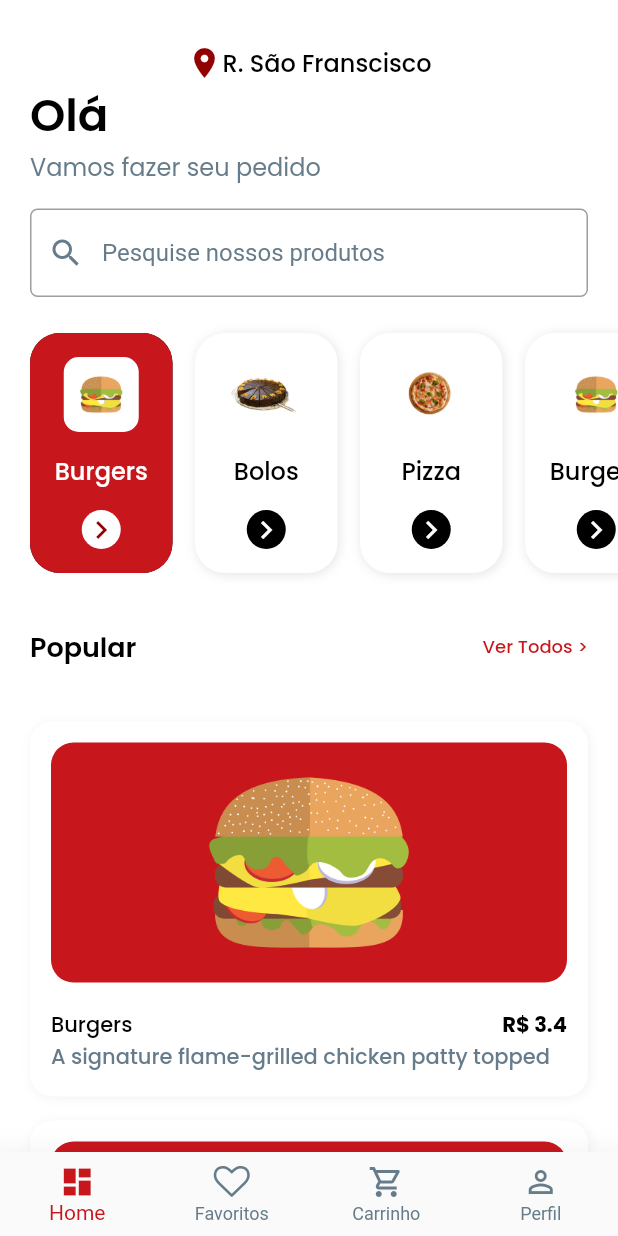
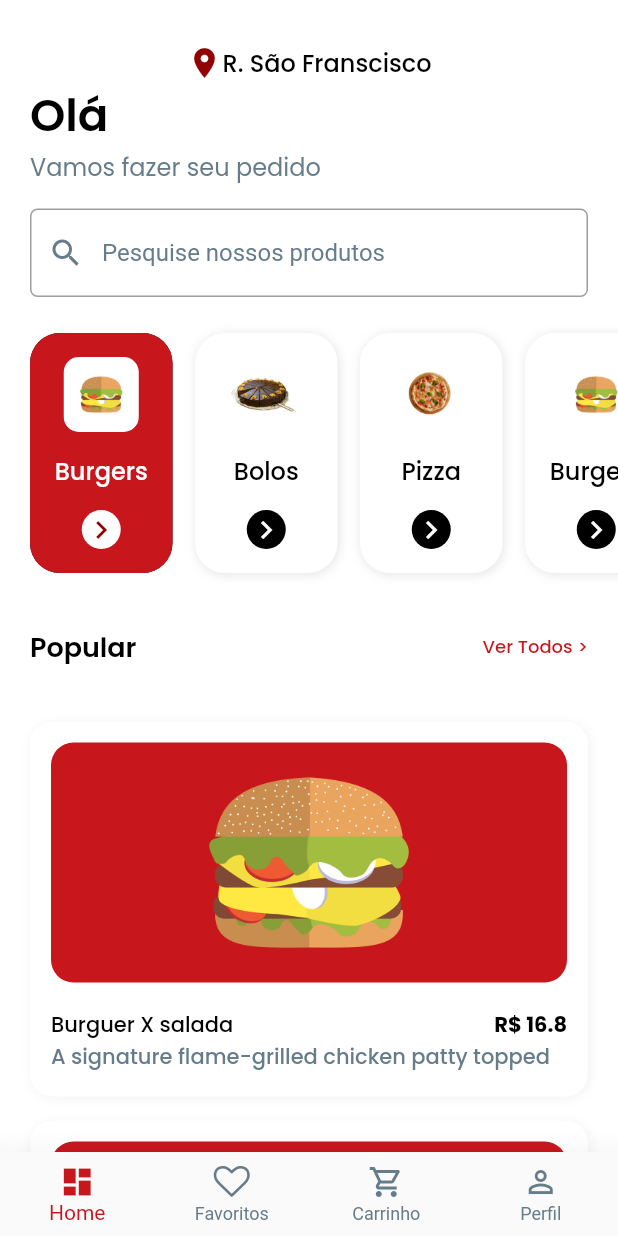
Before and after one commit to alinyaraujos/food_app, a Flutter app: the screen it shows after launch, on a phone screen of 412 x 824 dp. Run offline on Flutter 3.47's test engine with Material 2 defaults, Android fonts, the phone set to English and light mode, and no system bars; our stand-ins replace google_fonts.

Commit message:
Mudanca de estados na home

```diff
--- /dev/null
+++ b/lib/models/product.dart
@@ -0,0 +1,13 @@
+class Product {
+  String name;
+  String description;
+  double price;
+  String imageUrl;
+
+  Product({
+    required this.name,
+    required this.description,
+    required this.price,
+    required this.imageUrl,
+  });
+}
--- /dev/null
+++ b/lib/screens/home/home_controller.dart
@@ -0,0 +1,7 @@
+import 'package:flutter/material.dart';
+
+class HomeController {
+  final selectedCategoryNotifier = ValueNotifier<int>(0);
+  int get selectedCategory => selectedCategoryNotifier.value;
+  set selectedCategory(int index) => selectedCategoryNotifier.value = index;
+}
--- a/lib/screens/home/home_screen.dart
+++ b/lib/screens/home/home_screen.dart
@@ -1,6 +1,8 @@
 import 'package:flutter/material.dart';
 import 'package:food_app/core/app_image.dart';
 import 'package:food_app/core/app_text_styles.dart';
+import 'package:food_app/models/product.dart';
+import 'package:food_app/screens/home/home_controller.dart';
 import 'package:food_app/screens/home/widgets/card_category_widget.dart';
 import 'package:food_app/screens/home/widgets/card_product_widget.dart';
 import 'package:food_app/screens/home/widgets/search_widget.dart';
@@ -36,47 +38,70 @@ class HomeScreen extends StatelessWidget {
 
   final productlist = {
     "burgers": [
-      {
-        "name": "Burgers",
-        "price": 3.4,
-        "description":
+      Product(
+        name: "Burguer X salada",
+        description:
             "A signature flame-grilled chicken patty topped with smoked beef",
-        "imageUrl": AppImage.beefBurger,
-      },
-      {
-        "name": "Burgers",
-        "price": 3.4,
-        "description":
+        price: 16.8,
+        imageUrl: AppImage.beefBurger,
+      ),
+      Product(
+        name: "Burguer X Catupiry",
+        description:
             "A signature flame-grilled chicken patty topped with smoked beef",
-        "imageUrl": AppImage.beefBurger,
-      },
-      {
-        "name": "Burgers",
-        "price": 3.4,
-        "description":
+        price: 10.5,
+        imageUrl: AppImage.beefBurger,
+      ),
+      Product(
+        name: "Burguer Big",
+        description:
             "A signature flame-grilled chicken patty topped with smoked beef",
-        "imageUrl": AppImage.beefBurger,
-      }
+        price: 20.8,
+        imageUrl: AppImage.beefBurger,
+      ),
     ],
     "pizza": [
-      {
-        "name": "Pizza G Portuguesa",
-        "price": 60,
-        "description":
+      Product(
+        name: "Pizza G Portuguesa",
+        description:
             "A signature flame-grilled chicken patty topped with smoked beef",
-        "imageUrl": AppImage.pizza,
-      },
+        price: 60.8,
+        imageUrl: AppImage.pizza,
+      ),
+      Product(
+        name: "Pizza G de chocolate",
+        description:
+            "A signature flame-grilled chicken patty topped with smoked beef",
+        price: 75.8,
+        imageUrl: AppImage.pizza,
+      ),
     ],
     "bolos": [
-      {
-        "name": "Bolo de chocolate",
-        "price": 45,
-        "description":
+      Product(
+        name: "Bolo de morango",
+        description:
             "A signature flame-grilled chicken patty topped with smoked beef",
-        "imageUrl": AppImage.cake,
-      }
+        price: 150.8,
+        imageUrl: AppImage.cake,
+      ),
+      Product(
+        name: "Bolo de morango",
+        description:
+            "A signature flame-grilled chicken patty topped with smoked beef",
+        price: 150.8,
+        imageUrl: AppImage.cake,
+      ),
+      Product(
+        name: "Bolo de morango",
+        description:
+            "A signature flame-grilled chicken patty topped with smoked beef",
+        price: 150.8,
+        imageUrl: AppImage.cake,
+      ),
     ],
   };
+
+  HomeController homeController = HomeController();
 
   @override
   Widget build(BuildContext context) {
@@ -111,10 +136,16 @@ class HomeScreen extends StatelessWidget {
                   padding: EdgeInsets.only(
                     left: index == 0 ? 20 : 0,
                   ),
-                  child: CardCategoryWidget(
+                  child: ValueListenableBuilder(
+                    valueListenable: homeController.selectedCategoryNotifier,
+                    builder: (context, value, _) => CardCategoryWidget(
                       title: categoryList[index]["title"].toString(),
                       image: categoryList[index]["image"].toString(),
-                    selected: index == 0 ? true : false,
+                      selected: index == value,
+                      onTap: () {
+                        homeController.selectedCategory = index;
+                      },
+                    ),
                   ),
                 );
               },
@@ -142,24 +173,34 @@ class HomeScreen extends StatelessWidget {
           SizedBox(
             height: 28,
           ),
-          ListView.builder(
+          ValueListenableBuilder(
+            valueListenable: homeController.selectedCategoryNotifier,
+            builder: (context, int value, _) {
+              String? categoryKey = categoryList[value]["title"]!.toLowerCase();
+
+              return ListView.builder(
                 shrinkWrap: true,
                 physics: NeverScrollableScrollPhysics(),
                 padding: const EdgeInsets.symmetric(horizontal: 20),
-            itemCount: productlist["burgers"]!.length,
+                itemCount: productlist[categoryKey]!.length,
                 itemBuilder: (context, index) {
-              var product = productlist["burgers"]![index];
+                  Product product = productlist[categoryKey]![index];
+
                   return CardProductWidget(
-                title: product["name"].toString(),
-                description: product["description"].toString(),
-                image: product["imageUrl"].toString(),
-                price: double.parse(product["price"].toString()),
+                    title: product.name,
+                    description: product.description,
+                    image: product.imageUrl,
+                    price: product.price,
                     onTap: () {
                       Navigator.push(
                         context,
                         MaterialPageRoute(
-                      builder: (context) => OrderScreen(),
+                          builder: (context) => OrderScreen(
+                            product: product,
                           ),
+                        ),
+                      );
+                    },
                   );
                 },
               );
--- a/lib/screens/home/widgets/card_category_widget.dart
+++ b/lib/screens/home/widgets/card_category_widget.dart
@@ -6,18 +6,22 @@ class CardCategoryWidget extends StatelessWidget {
   final String title;
   final String image;
   final bool selected;
+  final Function onTap;
 
   const CardCategoryWidget({
     Key? key,
     required this.title,
     required this.image,
     required this.selected,
+    required this.onTap,
   }) : super(key: key);
 
   @override
   Widget build(BuildContext context) {
     return Padding(
       padding: const EdgeInsets.only(right: 15),
+      child: InkWell(
+        onTap: () => onTap(),
         child: Container(
           padding: EdgeInsets.all(16),
           height: 176,
@@ -71,6 +75,7 @@ class CardCategoryWidget extends StatelessWidget {
             ],
           ),
         ),
+      ),
     );
   }
 }
--- a/lib/screens/order/order_screen.dart
+++ b/lib/screens/order/order_screen.dart
@@ -1,7 +1,9 @@
 import 'package:flutter/material.dart';
+
 import 'package:food_app/core/app_colors.dart';
 import 'package:food_app/core/app_image.dart';
 import 'package:food_app/core/app_text_styles.dart';
+import 'package:food_app/models/product.dart';
 import 'package:food_app/screens/order/widgets/around_amount_widget.dart';
 import 'package:food_app/screens/order/widgets/button_add_cart.dart';
 import 'package:food_app/screens/order/widgets/button_shadow_widget.dart';
@@ -9,6 +11,13 @@ import 'package:food_app/screens/order/widgets/size_product_widget.dart';
 import 'package:food_app/util/app_icons_icons.dart';
 
 class OrderScreen extends StatelessWidget {
+  Product product;
+
+  OrderScreen({
+    Key? key,
+    required this.product,
+  }) : super(key: key);
+
   @override
   Widget build(BuildContext context) {
     return SafeArea(
@@ -39,7 +48,7 @@ class OrderScreen extends StatelessWidget {
                       padding:
                           const EdgeInsets.only(top: 10, left: 70, right: 70),
                       child: Text(
-                        "Burger",
+                        product.name,
                         style: AppTextStyles.titleSemiBold,
                       ),
                     ),
@@ -47,12 +56,12 @@ class OrderScreen extends StatelessWidget {
                       padding:
                           const EdgeInsets.only(top: 10, left: 70, right: 70),
                       child: Text(
-                        "description",
+                        product.description,
                         style: AppTextStyles.body,
                         textAlign: TextAlign.center,
                       ),
                     ),
-                    Image.asset(AppImage.beefBurger),
+                    Image.asset(product.imageUrl),
                     Padding(
                       padding: const EdgeInsets.symmetric(vertical: 16),
                       child: Row(
@@ -135,7 +144,7 @@ class OrderScreen extends StatelessWidget {
                                 style: AppTextStyles.heading,
                               ),
                               Text(
-                                "R\$ 39.00",
+                                "R\$ ${product.price}",
                                 style: AppTextStyles.letterAmount,
                               ),
                             ],
```
Lines whose indentation alone changed are shown as unchanged.
